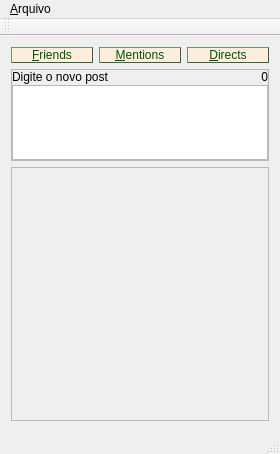
Qt form wndtimeline.ui (thiagomg/twithiago) before a commit.
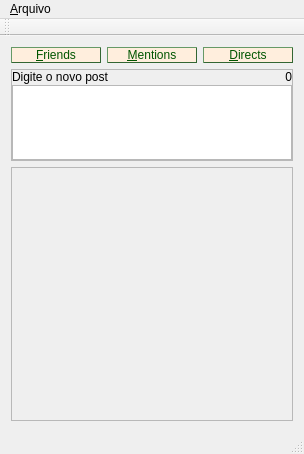
The same form after that commit. Icons and pictures are not drawn. Custom widgets are drawn as their Qt base class.

What changed in the file:
```diff
--- a/wndtimeline.ui
+++ b/wndtimeline.ui
@@ -6,7 +6,7 @@
    <rect>
     <x>0</x>
     <y>0</y>
-    <width>276</width>
+    <width>304</width>
     <height>454</height>
    </rect>
   </property>
@@ -143,24 +143,6 @@
     </item>
     <item>
      <widget class="QScrollArea" name="scrTimeline">
-      <property name="sizePolicy">
-       <sizepolicy hsizetype="Expanding" vsizetype="Expanding">
-        <horstretch>0</horstretch>
-        <verstretch>0</verstretch>
-       </sizepolicy>
-      </property>
-      <property name="minimumSize">
-       <size>
-        <width>0</width>
-        <height>0</height>
-       </size>
-      </property>
-      <property name="autoFillBackground">
-       <bool>false</bool>
-      </property>
-      <property name="horizontalScrollBarPolicy">
-       <enum>Qt::ScrollBarAlwaysOff</enum>
-      </property>
       <property name="widgetResizable">
        <bool>true</bool>
       </property>
@@ -169,7 +151,7 @@
         <rect>
          <x>0</x>
          <y>0</y>
-         <width>256</width>
+         <width>284</width>
          <height>259</height>
         </rect>
        </property>
@@ -201,7 +183,7 @@
     <rect>
      <x>0</x>
      <y>0</y>
-     <width>276</width>
+     <width>304</width>
      <height>21</height>
     </rect>
    </property>
```
Left out of the diff: 20 changed lines with no effect on the pictures.
